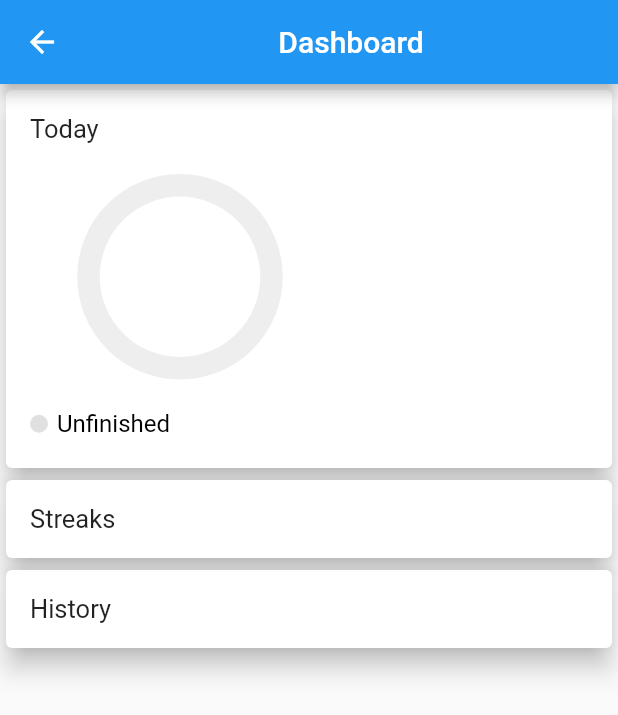
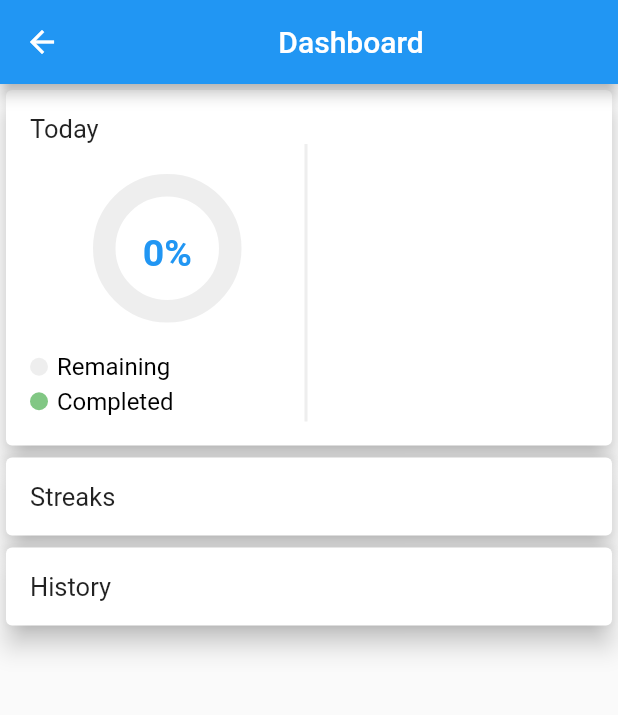
Before and after one commit to romy47/multilevel-todo, a Flutter app: the Dasjboard screen opened directly, on a phone screen of 412 x 824 dp. Shown: the top 715 px of the screen. Run offline on Flutter 3.47's test engine with Material 2 defaults, Android fonts, the phone set to English and light mode, and no system bars; our stand-ins replace charts_flutter, flutter_colorpicker, rflutter_alert.

Commit message:
dashboard chart restructurred

```diff
--- a/lib/dashboard.dart
+++ b/lib/dashboard.dart
@@ -11,8 +11,23 @@ class Dasjboard extends StatefulWidget {
 }
 
 class _DasjboardState extends State<Dasjboard> {
+  int finishedTodoCount = 0;
+  int onGoingTodoCount = 0;
+  int percentage = 0;
   @override
   Widget build(BuildContext context) {
+    onGoingTodoCount = Provider.of<TodoProvider>(context, listen: false)
+        .getTasksByLevel(TodoStatus.onGoing, 'all')
+        .length;
+    finishedTodoCount = Provider.of<TodoProvider>(context, listen: false)
+        .getTasksByLevel(TodoStatus.finished, 'all')
+        .length;
+    if (onGoingTodoCount + finishedTodoCount != 0) {
+      percentage =
+          ((finishedTodoCount / (onGoingTodoCount + finishedTodoCount)) * 100)
+              .floor();
+    }
+
     return Scaffold(
       appBar: AppBar(
         title: Center(child: const Text('Dashboard')),
@@ -37,14 +52,65 @@ class _DasjboardState extends State<Dasjboard> {
                                 child: Text('Today',
                                     style: TextStyle(fontSize: 17.0)))),
                         Row(
+                          crossAxisAlignment: CrossAxisAlignment.start,
                           children: [
-                            Container(
-                              child: SizedBox(
-                                height: 200,
-                                width: 200,
-                                child: DonutPieChart.withSampleData(context),
+                            SizedBox(
+                              height: 185,
+                              width: 185,
+                              child: Container(
+                                decoration: BoxDecoration(
+                                  border: Border(
+                                    right: BorderSide(
+                                        width: 2, color: Colors.grey[200]),
+                                  ),
+                                ),
+                                child: Stack(children: <Widget>[
+                                  DonutPieChart.withSampleData(context),
+                                  Center(
+                                      child: Container(
+                                    margin: const EdgeInsets.only(bottom: 40.0),
+                                    child: Text(
+                                      percentage.toString() + "%",
+                                      style: TextStyle(
+                                          fontSize: 25.0,
+                                          color: Colors.blue,
+                                          fontWeight: FontWeight.bold),
+                                    ),
+                                  ))
+                                ]),
                               ),
                             ),
+                            // Column(
+                            //   mainAxisAlignment: MainAxisAlignment.start,
+                            //   textDirection: TextDirection.rtl,
+                            //   children: [
+                            //     Text(
+                            //       '✔️Finished ' + finishedTodoCount.toString(),
+                            //       style: TextStyle(
+                            //         fontSize: 20.0,
+                            //       ),
+                            //     ),
+                            //     Text(
+                            //       'Remaining ' + onGoingTodoCount.toString(),
+                            //       style: TextStyle(
+                            //         fontSize: 20.0,
+                            //       ),
+                            //     ),
+                            //     const Divider(
+                            //       color: Colors.black,
+                            //       height: 20,
+                            //       thickness: 5,
+                            //       indent: 20,
+                            //       endIndent: 0,
+                            //     ),
+                            //     Text(
+                            //       'Bonus      ' + '0',
+                            //       style: TextStyle(
+                            //         fontSize: 20.0,
+                            //       ),
+                            //     ),
+                            //   ],
+                            // )
                           ],
                         )
                       ],
@@ -85,17 +151,9 @@ class DonutPieChart extends StatelessWidget {
       animate: animate,
       defaultRenderer: new charts.ArcRendererConfig(
         arcWidth: 15,
-        arcRendererDecorators: [
-          new charts.ArcLabelDecorator(
-            showLeaderLines: false,
-            outsideLabelStyleSpec: new charts.TextStyleSpec(fontSize: 18),
-            // insideLabelStyleSpec: new charts.TextStyleSpec(fontSize: 18),
-            labelPosition: charts.ArcLabelPosition.outside,
-          )
-        ],
+        strokeWidthPx: 0,
       ),
       behaviors: [
-        // our title behaviour
         new charts.DatumLegend(
           position: charts.BehaviorPosition.bottom,
           outsideJustification: charts.OutsideJustification.middleDrawArea,
@@ -126,15 +184,96 @@ class DonutPieChart extends StatelessWidget {
 
   static List<charts.Series<TodoCompletion, String>> _createTodoCompletionData(
       context) {
-    List<TodoCompletion> data = [
-      // new TodoCompletion("Eating Out", 1, Colors.red),
-    ];
+    List<TodoCompletion> data = [];
     data.add(new TodoCompletion(
-        'Unfinished',
+        'Remaining',
         Provider.of<TodoProvider>(context, listen: false)
             .getTasksByLevel(TodoStatus.onGoing, 'all')
             .length,
-        Colors.grey[300]));
+        Colors.grey[200]));
+    data.add(new TodoCompletion(
+        'Completed',
+        Provider.of<TodoProvider>(context, listen: false)
+            .getTasksByLevel(TodoStatus.finished, 'all')
+            .length,
+        Colors.green[300]));
+
+    // Provider.of<HomeTabProvider>(context, listen: false)
+    //     .projects
+    //     .forEach((pro) {
+    //   if (Provider.of<TodoProvider>(context, listen: false)
+    //           .getTasksByLevel(TodoStatus.finished, pro.id)
+    //           .length >
+    //       0) {
+    //     data.add(new TodoCompletion(
+    //         '✔️' + pro.title,
+    //         Provider.of<TodoProvider>(context, listen: false)
+    //             .getTasksByLevel(TodoStatus.finished, pro.id)
+    //             .length,
+    //         new Color(pro.color)));
+    //   }
+    // });
+    return [
+      new charts.Series<TodoCompletion, String>(
+        id: 'completion',
+        domainFn: (TodoCompletion todo, _) => todo.category,
+        measureFn: (TodoCompletion todo, _) => todo.amount,
+        data: data,
+        colorFn: (TodoCompletion todo, _) =>
+            charts.ColorUtil.fromDartColor(todo.color),
+        labelAccessorFn: (TodoCompletion todo, _) => '${todo.amount}',
+      )
+    ];
+  }
+}
+
+class DonutPieChartComppleted extends StatelessWidget {
+  final List<charts.Series> seriesList;
+  final bool animate;
+
+  DonutPieChartComppleted(this.seriesList, {this.animate});
+
+  @override
+  Widget build(BuildContext context) {
+    return new charts.PieChart(
+      _createTodoCompletionData(context),
+      animate: animate,
+      defaultRenderer: new charts.ArcRendererConfig(
+        arcWidth: 15,
+        strokeWidthPx: 0,
+      ),
+      behaviors: [
+        new charts.DatumLegend(
+          position: charts.BehaviorPosition.bottom,
+          outsideJustification: charts.OutsideJustification.middleDrawArea,
+          horizontalFirst: false,
+          cellPadding: new EdgeInsets.only(right: 4.0, bottom: 4.0),
+          showMeasures: true,
+          desiredMaxColumns: 2,
+          desiredMaxRows: 2,
+          legendDefaultMeasure: charts.LegendDefaultMeasure.firstValue,
+          measureFormatter: (num value) {
+            return value == null ? '-' : "$value";
+          },
+          entryTextStyle: charts.TextStyleSpec(
+              color: charts.MaterialPalette.black,
+              fontFamily: 'Roboto',
+              fontSize: 16),
+        ),
+      ],
+    );
+  }
+
+  factory DonutPieChartComppleted.withSampleData(context) {
+    return new DonutPieChartComppleted(
+      _createTodoCompletionData(context),
+      animate: true,
+    );
+  }
+
+  static List<charts.Series<TodoCompletion, String>> _createTodoCompletionData(
+      context) {
+    List<TodoCompletion> data = [];
 
     Provider.of<HomeTabProvider>(context, listen: false)
         .projects
@@ -153,7 +292,7 @@ class DonutPieChart extends StatelessWidget {
     });
     return [
       new charts.Series<TodoCompletion, String>(
-        id: 'completion',
+        id: 'completion2',
         domainFn: (TodoCompletion todo, _) => todo.category,
         measureFn: (TodoCompletion todo, _) => todo.amount,
         data: data,
```
